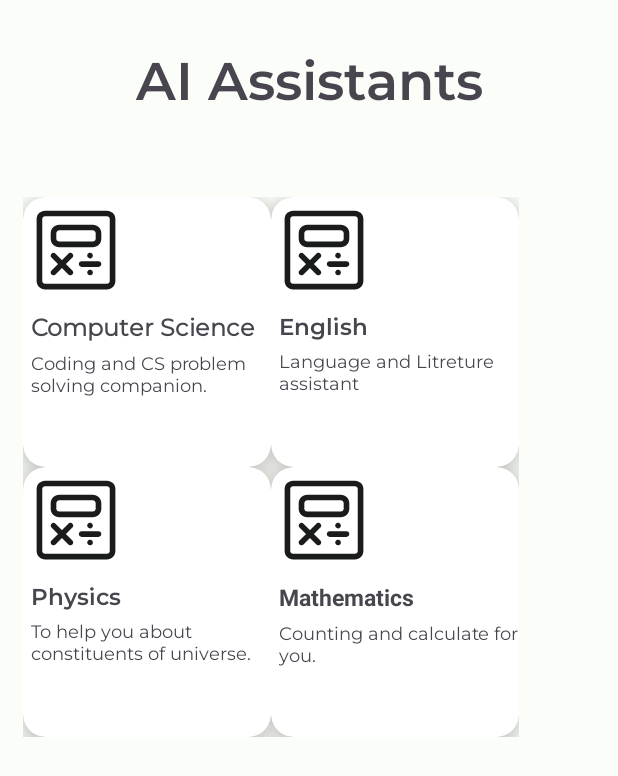
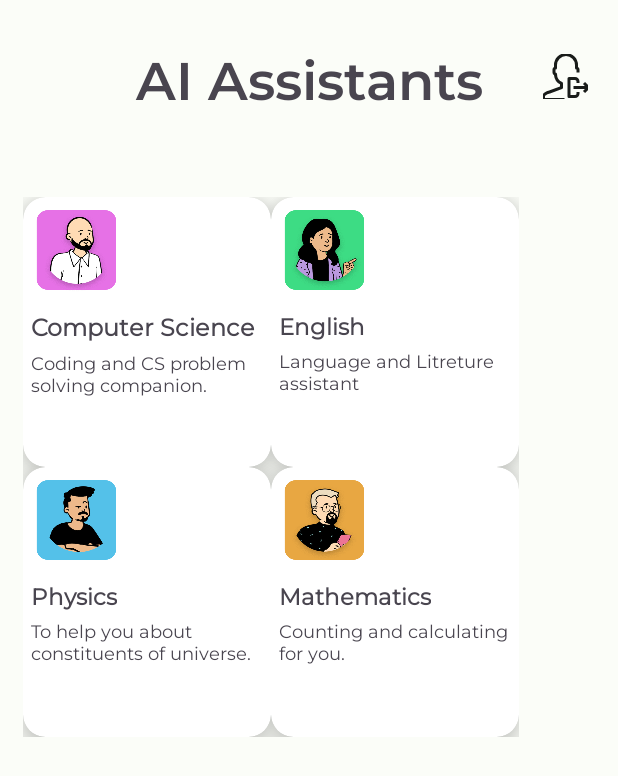
Before and after one commit to mayank0rajput/Chat-Messenger, an Android app: the screen it shows after launch once a user with an empty profile is signed in (HomeScreen), on a phone screen of 412 x 824 dp. Shown: the top 776 px of the screen. Run offline under Robolectric (Android 15) with nearby library versions, the phone set to English and light mode, and no system bars; our stand-ins replace Firebase (no records; nobody signed in at launch, a user with empty details on screens opened directly).

Commit message:
feat: added icons in home screen

```diff
--- a/app/src/main/java/com/example/chatmessenger/HomeScreen.kt
+++ b/app/src/main/java/com/example/chatmessenger/HomeScreen.kt
@@ -32,6 +32,10 @@ class HomeScreen : AppCompatActivity() {
         cardPhysics.setOnClickListener {
             openPhysicsChat()
         }
+        binding.logout.setOnClickListener {
+            FirebaseAuth.getInstance().signOut()
+            verifyUserIsLogged()
+        }
     }
     private fun openMathsChat(){
         val intent = Intent(this,MathematicsChatBot::class.java)
--- a/app/src/main/java/com/example/chatmessenger/MainActivity.kt
+++ b/app/src/main/java/com/example/chatmessenger/MainActivity.kt
@@ -69,8 +69,8 @@ class MainActivity : AppCompatActivity() {
                 messageInputView.setText("")
                 binding.status.visibility = View.VISIBLE
                 val apiClient =ApiClient()
-                val conversationId = "Volej0qEBbjN"
-                val accessToken = "JdaIIsNvdvWNwwYEz5D9vTqau9t9r0GZmCoGjgJT"
+                val conversationId = "yJrb27qZKdWL"
+                val accessToken = "yuikAVpApyrwiFYzqomq8ftPv3i4uq9ShrkQ0pOS"
                 lifecycleScope.launch(Dispatchers.IO) {
                     var response = apiClient.generateMessage(messageInputText, conversationId, accessToken)
                     mChatViewModel.addMessage(MessageModel(response,false,0))    // View Model add reply to db
--- /dev/null
+++ b/app/src/main/res/drawable/reshot_icon_user_logout_hran56df7j.xml
@@ -0,0 +1,15 @@
+<vector xmlns:android="http://schemas.android.com/apk/res/android"
+    android:width="32dp"
+    android:height="32dp"
+    android:viewportWidth="32"
+    android:viewportHeight="32">
+  <path
+      android:fillColor="?attr/colorOnBackground"
+      android:pathData="M10,10V8A6,6 0,0 1,22 8v2a1,1 0,0 0,1 1v2h2V11a2,2 0,0 0,-1 -1.73V8A8,8 0,0 0,8 8V9.27A2,2 0,0 0,7 11v2a2,2 0,0 0,1 1.75,8.07 8.07,0 0,0 4,6.16v1.39L4.7,25c-0.91,0.23 -4.7,1.37 -4.7,4v2a1,1 0,0 0,1 1H15V30H2V29c0,-0.78 1.92,-1.7 3.24,-2l0.11,0 8,-3A1,1 0,0 0,14 23V20.31a1,1 0,0 0,-0.57 -0.9A6,6 0,0 1,10 14a1,1 0,0 0,-1 -1V11A1,1 0,0 0,10 10Z"/>
+  <path
+      android:fillColor="?attr/colorOnBackground"
+      android:pathData="M31.71,22.29l-3,-3 -1.41,1.41L28.59,22H21v2h7.59l-1.29,1.29 1.41,1.41 3,-3A1,1 0,0 0,31.71 22.29Z"/>
+  <path
+      android:fillColor="?attr/colorOnBackground"
+      android:pathData="M23,27a1,1 0,0 1,-1 1H19V18h3a1,1 0,0 1,1 1v1h2V19a3,3 0,0 0,-3 -3H18a1,1 0,0 0,-1 1V29a1,1 0,0 0,1 1h4a3,3 0,0 0,3 -3V26H23Z"/>
+</vector>
--- a/app/src/main/res/layout/activity_home_screen.xml
+++ b/app/src/main/res/layout/activity_home_screen.xml
@@ -17,7 +17,20 @@
         android:textAlignment="center"
         android:textSize="35sp"
         android:fontFamily="@font/montserratsemibold"/>
+
+    <ImageButton
+        android:id="@+id/logout"
+        android:layout_width="30dp"
+        android:layout_height="30dp"
+        android:layout_alignParentEnd="true"
+        android:layout_above="@+id/scrollview"
+        android:layout_marginBottom="10dp"
+        android:layout_marginEnd="20dp"
+        android:background="?android:attr/colorBackground"
+        android:src="@drawable/reshot_icon_user_logout_hran56df7j" />
+
     <ScrollView
+        android:id="@+id/scrollview"
         android:layout_width="match_parent"
         android:layout_height="wrap_content"
         android:layout_below="@+id/titleviewhomescreen">
@@ -62,7 +75,7 @@
                     android:layout_width="60dp"
                     android:layout_height="60dp"
                     android:layout_gravity="left"
-                    android:src="@drawable/matemathic" />
+                    android:src="@drawable/cs" />
                 <TextView
                     android:layout_width="wrap_content"
                     android:layout_height="wrap_content"
@@ -107,7 +120,7 @@
                     android:layout_height="60dp"
                     android:layout_gravity="left"
                     android:layout_margin="5dp"
-                    android:src="@drawable/matemathic" />
+                    android:src="@drawable/english" />
                 <TextView
                     android:layout_width="wrap_content"
                     android:layout_height="wrap_content"
@@ -115,7 +128,7 @@
                     android:layout_margin="5dp"
                     android:textSize="15sp"
                     android:textStyle="bold"
-                    android:fontFamily="@font/montserratsemibold" />
+                    android:fontFamily="@font/montserratregular" />
                 <TextView
                     android:layout_width="wrap_content"
                     android:layout_height="wrap_content"
@@ -150,7 +163,7 @@
                     android:layout_height="60dp"
                     android:layout_gravity="left"
                     android:layout_margin="5dp"
-                    android:src="@drawable/matemathic" />
+                    android:src="@drawable/physics" />
                 <TextView
                     android:layout_width="wrap_content"
                     android:layout_height="wrap_content"
@@ -158,7 +171,7 @@
                     android:layout_margin="5dp"
                     android:textSize="15sp"
                     android:textStyle="bold"
-                    android:fontFamily="@font/montserratsemibold" />
+                    android:fontFamily="@font/montserratregular" />
                 <TextView
                     android:layout_width="wrap_content"
                     android:layout_height="wrap_content"
@@ -194,7 +207,7 @@
                     android:layout_height="60dp"
                     android:layout_gravity="left"
                     android:layout_margin="5dp"
-                    android:src="@drawable/matemathic" />
+                    android:src="@drawable/maths" />
 
                 <TextView
                     android:layout_width="wrap_content"
@@ -202,6 +215,7 @@
                     android:text="Mathematics"
                     android:textSize="15sp"
                     android:textStyle="bold"
+                    android:fontFamily="@font/montserratregular"
                     android:layout_margin="5dp"/>
 
                 <TextView
@@ -209,10 +223,9 @@
                     android:layout_height="wrap_content"
                     android:layout_marginLeft="5dp"
                     android:fontFamily="@font/montserratregular"
-                    android:text="Counting and calculate for you."
+                    android:text="Counting and calculating for you."
                     android:textSize="12sp" />
             </LinearLayout>
-
         </androidx.cardview.widget.CardView>
 
     </GridLayout>
--- a/app/src/main/res/layout/activity_main.xml
+++ b/app/src/main/res/layout/activity_main.xml
@@ -25,7 +25,7 @@
         android:layout_height="wrap_content"
         app:layout_constraintLeft_toLeftOf="parent"
         app:layout_constraintRight_toRightOf="parent"
-        android:textSize="24sp"
+        android:textSize="22sp"
         android:text="Computer Science Bot"
         android:textAlignment="center"
         android:fontFamily="@font/montserratsemibold"
```
Also changed, not shown: app/src/main/java/com/example/chatmessenger/EnglishChatBot.kt (+7 -8 lines), app/src/main/java/com/example/chatmessenger/MathematicsChatBot.kt (+6 -5 lines), app/src/main/java/com/example/chatmessenger/PhysicsChatBot.kt (+6 -5 lines), app/src/main/java/com/example/chatmessenger/adapter/EnglishAdapter.kt (+39 -1 lines), app/src/main/java/com/example/chatmessenger/adapter/MathematicsAdapter.kt (+40 -1 lines), app/src/main/java/com/example/chatmessenger/adapter/PhysicsAdapter.kt (+40 -1 lines), app/src/main/res/layout/activity_login.xml (+16 -3 lines), app/src/main/res/drawable/cs.png (added), app/src/main/res/drawable/english.png (added), app/src/main/res/drawable/loginactivitylogo.png (added), app/src/main/res/drawable/maths.png (added), app/src/main/res/drawable/physics.png (added).
